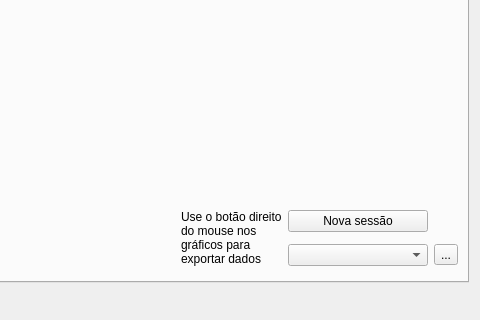
JPCassimiro/JHMR, file ui/ui_files/user_stats.ui: the form before one commit; both pictures show x 296 to 776 and y 255 to 575 of the 776 by 575 pixel window.
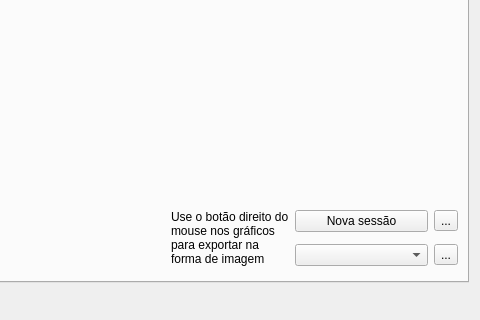
The form after the commit. Icons and pictures are not drawn.

Commit message: added data export feature

```diff
--- a/ui/ui_files/user_stats.ui
+++ b/ui/ui_files/user_stats.ui
@@ -133,7 +133,7 @@
                 <enum>QFrame::Shape::NoFrame</enum>
                </property>
                <property name="text">
-                <string>Use o botão direito do mouse nos gráficos para exportar dados</string>
+                <string>Use o botão direito do mouse nos gráficos para exportar na forma de imagem</string>
                </property>
                <property name="textFormat">
                 <enum>Qt::TextFormat::RichText</enum>
@@ -182,6 +182,16 @@
                   </property>
                  </widget>
                 </item>
+                <item row="1" column="1">
+                 <widget class="QToolButton" name="exportSessioCSVButton">
+                  <property name="text">
+                   <string>...</string>
+                  </property>
+                  <property name="icon">
+                   <iconset theme="QIcon::ThemeIcon::DocumentPageSetup"/>
+                  </property>
+                 </widget>
+                </item>
                </layout>
               </widget>
              </item>
```
The commit also changes 13 other files.
